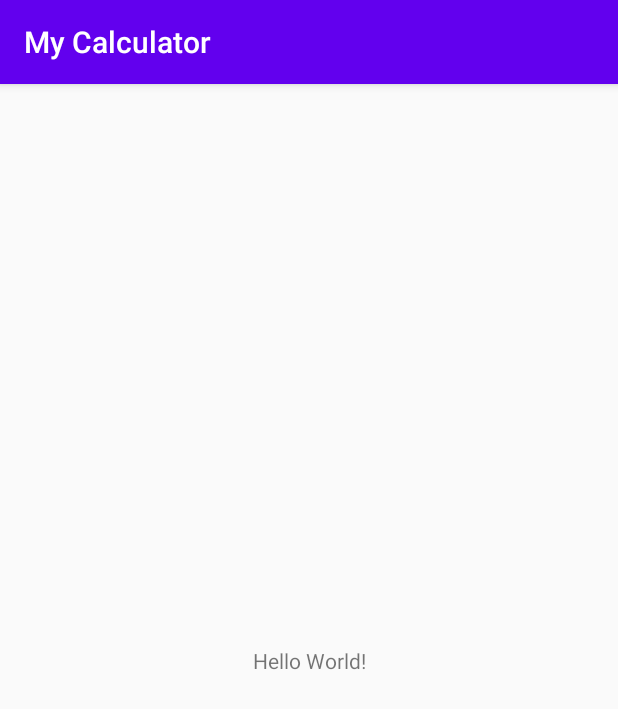
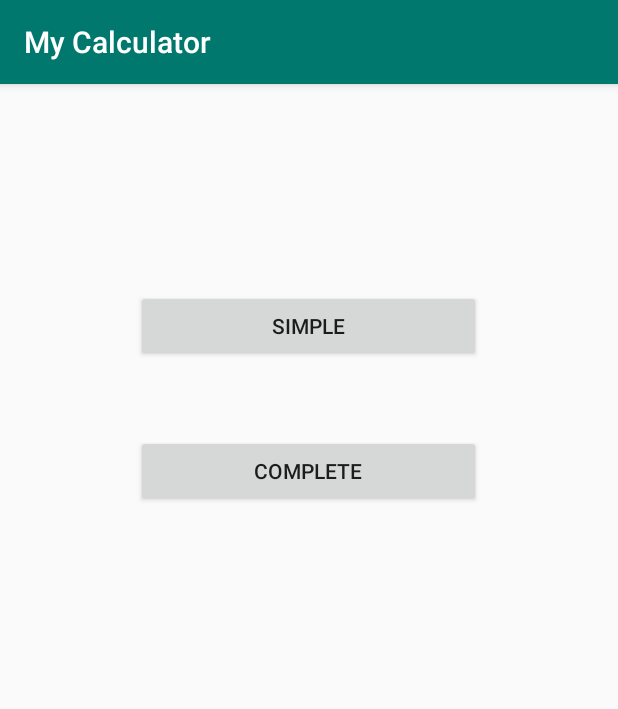
Before and after one commit to lucamps/MyAndroidCalculator, an Android app: the screen it shows after launch (MainActivity), on a phone screen of 412 x 824 dp. Shown: the top 709 px of the screen. Run offline under Robolectric (Android 15) with nearby library versions, the phone set to English and light mode, and no system bars.

Commit message:
Creating simple and complete calculator activities & adding on-screen navigation methods

```diff
--- a/app/src/main/AndroidManifest.xml
+++ b/app/src/main/AndroidManifest.xml
@@ -9,6 +9,8 @@
         android:roundIcon="@mipmap/ic_launcher_round"
         android:supportsRtl="true"
         android:theme="@style/AppTheme">
+        <activity android:name=".CompleteCalculatorActivity"></activity>
+        <activity android:name=".SimpleCalculatorActivity" />
         <activity android:name=".MainActivity">
             <intent-filter>
                 <action android:name="android.intent.action.MAIN" />
--- a/app/src/main/res/layout/activity_main.xml
+++ b/app/src/main/res/layout/activity_main.xml
@@ -1,18 +1,33 @@
 <?xml version="1.0" encoding="utf-8"?>
-<androidx.constraintlayout.widget.ConstraintLayout xmlns:android="http://schemas.android.com/apk/res/android"
+<RelativeLayout xmlns:android="http://schemas.android.com/apk/res/android"
     xmlns:app="http://schemas.android.com/apk/res-auto"
     xmlns:tools="http://schemas.android.com/tools"
     android:layout_width="match_parent"
     android:layout_height="match_parent"
     tools:context=".MainActivity">
 
-    <TextView
-        android:layout_width="wrap_content"
-        android:layout_height="wrap_content"
-        android:text="Hello World!"
-        app:layout_constraintBottom_toBottomOf="parent"
-        app:layout_constraintLeft_toLeftOf="parent"
-        app:layout_constraintRight_toRightOf="parent"
-        app:layout_constraintTop_toTopOf="parent" />
 
-</androidx.constraintlayout.widget.ConstraintLayout>
+    <Button
+        android:id="@+id/button"
+        android:layout_width="230dp"
+        android:layout_height="48dp"
+        android:layout_alignParentTop="true"
+        android:layout_centerHorizontal="true"
+
+        android:layout_marginTop="137dp"
+        android:onClick="toSimple"
+        android:text="Simple" />
+
+    <Button
+        android:id="@+id/button2"
+        android:layout_width="230dp"
+        android:layout_height="48dp"
+        android:layout_alignParentTop="true"
+
+        android:layout_centerHorizontal="true"
+
+        android:layout_marginTop="234dp"
+        android:text="Complete"
+        android:onClick="toComplete" />
+
+</RelativeLayout>
--- a/app/src/main/res/values/colors.xml
+++ b/app/src/main/res/values/colors.xml
@@ -1,6 +1,6 @@
 <?xml version="1.0" encoding="utf-8"?>
 <resources>
-    <color name="colorPrimary">#6200EE</color>
-    <color name="colorPrimaryDark">#3700B3</color>
-    <color name="colorAccent">#03DAC5</color>
+    <color name="colorPrimary">#00786E</color>
+    <color name="colorPrimaryDark">#005A52</color>
+    <color name="colorAccent">#85D8D0</color>
 </resources>
```
Also changed, not shown: app/src/main/java/android/lucamps/myandroidcalculator/CompleteCalculatorActivity.java (added, +15 -0 lines), app/src/main/java/android/lucamps/myandroidcalculator/MainActivity.java (+12 -0 lines), app/src/main/java/android/lucamps/myandroidcalculator/SimpleCalculatorActivity.java (added, +15 -0 lines), app/src/main/res/layout/activity_complete_calculator.xml (added, +9 -0 lines), app/src/main/res/layout/activity_simple_calculator.xml (added, +7 -0 lines).
